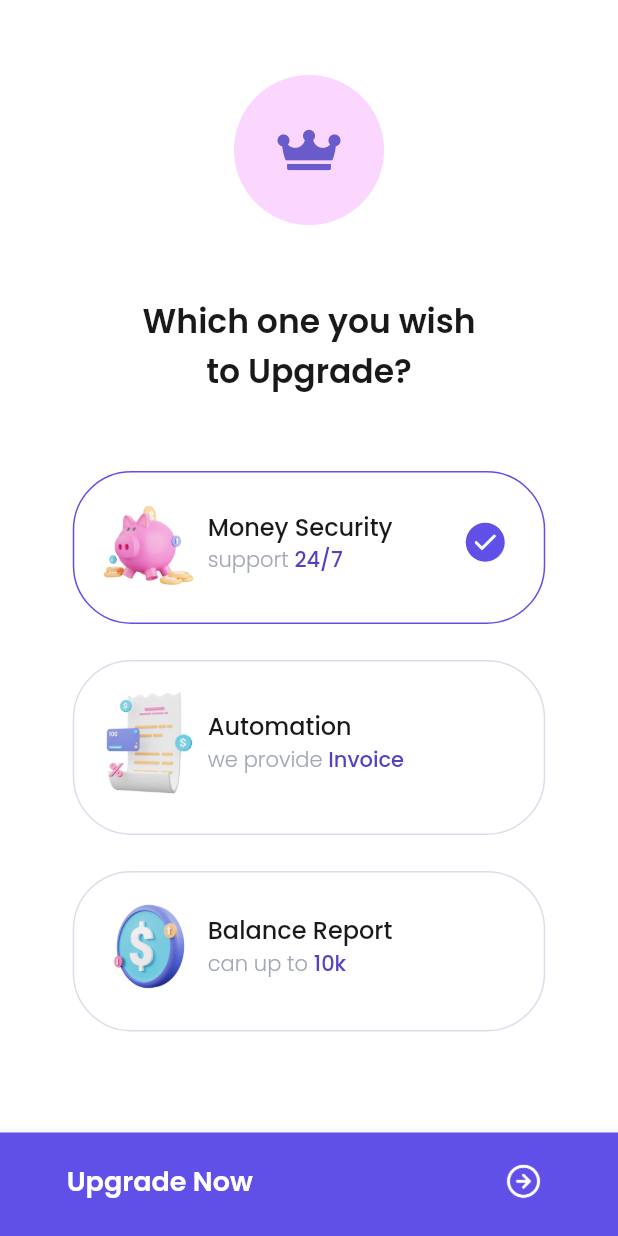
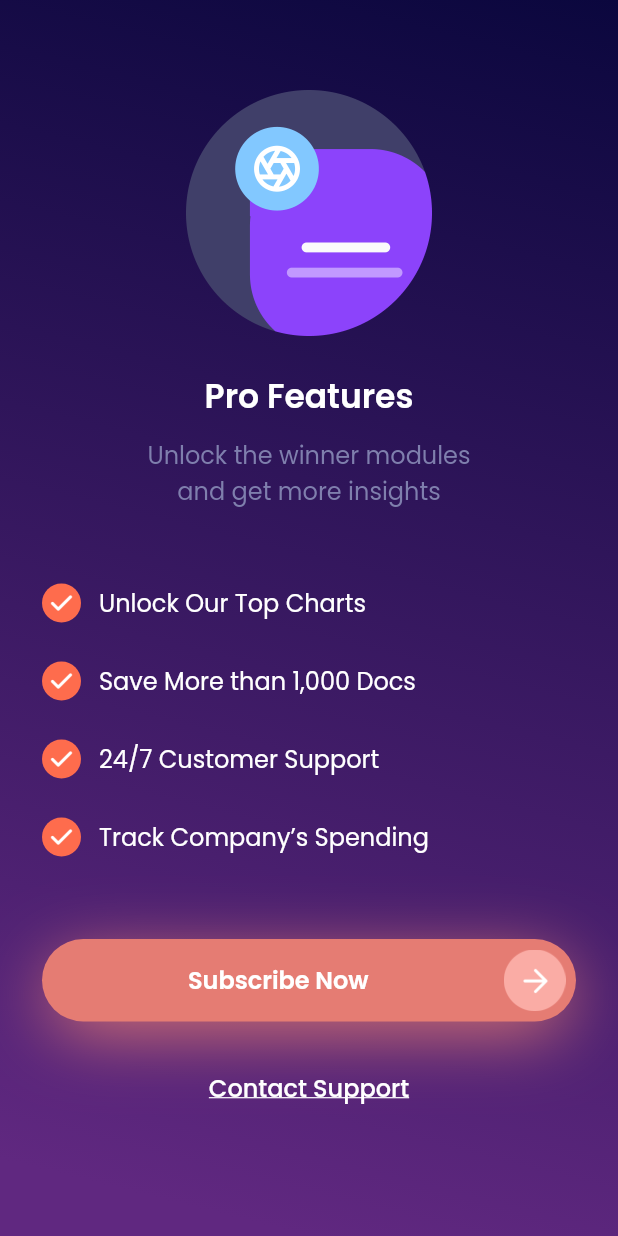
Before and after one commit to kouseina/sevendays-challenge-splicing-ui, a Flutter app: the screen it shows after launch, on a phone screen of 412 x 824 dp. Run offline on Flutter 3.47's test engine with Material 2 defaults, Android fonts, the phone set to English and light mode, and no system bars; our stand-ins replace google_fonts.

Commit message:
feat: add second pricing screen

```diff
--- a/lib/main.dart
+++ b/lib/main.dart
@@ -7,6 +7,7 @@ import 'package:sevendays/pages/first_signin.dart';
 import 'package:sevendays/pages/first_splash.dart';
 import 'package:sevendays/pages/second_empty.dart';
 import 'package:sevendays/pages/second_getstarted.dart';
+import 'package:sevendays/pages/second_pricing.dart';
 import 'package:sevendays/pages/second_rating.dart';
 import 'package:sevendays/pages/second_signin.dart';
 import 'package:sevendays/pages/second_splash.dart';
@@ -22,7 +23,7 @@ class SevenDays extends StatelessWidget {
       theme: ThemeData(
         primarySwatch: Colors.blue,
       ),
-      home: FirstPricing(),
+      home: SecondPricing(),
     );
   }
 }
--- a/lib/pages/first_pricing.dart
+++ b/lib/pages/first_pricing.dart
@@ -170,7 +170,7 @@ class _FirstPricingState extends State<FirstPricing> {
         items: [
           BottomNavigationBarItem(
             icon: Padding(
-              padding: const EdgeInsets.only(top: 12, left: 7),
+              padding: const EdgeInsets.only(top: 14, left: 7),
               child: Text(
                 'Upgrade Now',
                 style: GoogleFonts.poppins(
--- /dev/null
+++ b/lib/pages/second_pricing.dart
@@ -0,0 +1,159 @@
+import 'package:flutter/material.dart';
+import 'package:google_fonts/google_fonts.dart';
+
+class SecondPricing extends StatelessWidget {
+  const SecondPricing({Key? key}) : super(key: key);
+
+  @override
+  Widget build(BuildContext context) {
+    Widget feature(String text) {
+      return Row(
+        children: [
+          Container(
+            padding: EdgeInsets.all(1),
+            decoration: BoxDecoration(
+              borderRadius: BorderRadius.circular(100),
+              color: Color(0xffFE6C4D),
+            ),
+            child: Image.asset(
+              'assets/ic_checklist.png',
+              width: 24,
+            ),
+          ),
+          SizedBox(
+            width: 12,
+          ),
+          Text(
+            text,
+            style: GoogleFonts.poppins(
+              fontSize: 16,
+              color: Colors.white,
+            ),
+          )
+        ],
+      );
+    }
+
+    return Container(
+      decoration: BoxDecoration(
+        gradient: LinearGradient(
+          begin: Alignment.topRight,
+          end: Alignment.bottomCenter,
+          colors: <Color>[
+            Color(0xff0B073E),
+            Color(0xff602880),
+          ],
+        ),
+      ),
+      child: Scaffold(
+        backgroundColor: Colors.transparent,
+        body: SingleChildScrollView(
+          child: Padding(
+            padding: const EdgeInsets.only(right: 28, left: 28, top: 60),
+            child: Column(
+              children: [
+                Center(
+                  child: Image.asset(
+                    'assets/illustration_pricing_2.png',
+                    width: 164,
+                  ),
+                ),
+                SizedBox(
+                  height: 24,
+                ),
+                Text(
+                  'Pro Features',
+                  style: GoogleFonts.poppins(
+                    fontWeight: FontWeight.w600,
+                    fontSize: 22,
+                    color: Colors.white,
+                  ),
+                ),
+                SizedBox(
+                  height: 10,
+                ),
+                Text(
+                  'Unlock the winner modules \nand get more insights',
+                  style: GoogleFonts.poppins(
+                    fontSize: 16,
+                    color: Color(0xff7F7FAD),
+                  ),
+                  textAlign: TextAlign.center,
+                ),
+                SizedBox(
+                  height: 50,
+                ),
+                feature('Unlock Our Top Charts'),
+                SizedBox(
+                  height: 26,
+                ),
+                feature('Save More than 1,000 Docs'),
+                SizedBox(
+                  height: 26,
+                ),
+                feature('24/7 Customer Support'),
+                SizedBox(
+                  height: 26,
+                ),
+                feature('Track Company’s Spending'),
+                SizedBox(
+                  height: 55,
+                ),
+                InkWell(
+                  onTap: () {},
+                  borderRadius: BorderRadius.circular(31),
+                  child: Container(
+                    padding: EdgeInsets.all(7),
+                    decoration: BoxDecoration(
+                        borderRadius: BorderRadius.circular(31),
+                        color: Color(0xffE57C73),
+                        boxShadow: [
+                          BoxShadow(
+                            color: Color(0xffE57C73),
+                            blurRadius: 40,
+                            offset: Offset(0, 10),
+                            spreadRadius: -5,
+                          ),
+                        ]),
+                    child: Row(
+                      mainAxisAlignment: MainAxisAlignment.spaceBetween,
+                      children: [
+                        SizedBox(),
+                        Text(
+                          'Subscribe Now',
+                          style: GoogleFonts.poppins(
+                            fontSize: 16,
+                            color: Colors.white,
+                            fontWeight: FontWeight.w600,
+                          ),
+                        ),
+                        Image.asset(
+                          'assets/ic_arrow_right_2.png',
+                          width: 41,
+                        )
+                      ],
+                    ),
+                  ),
+                ),
+                SizedBox(
+                  height: 20,
+                ),
+                TextButton(
+                  onPressed: () {},
+                  child: Text(
+                    'Contact Support',
+                    style: GoogleFonts.poppins(
+                      fontSize: 16,
+                      color: Colors.white,
+                      decoration: TextDecoration.underline,
+                    ),
+                  ),
+                ),
+              ],
+            ),
+          ),
+        ),
+      ),
+    );
+  }
+}
```
